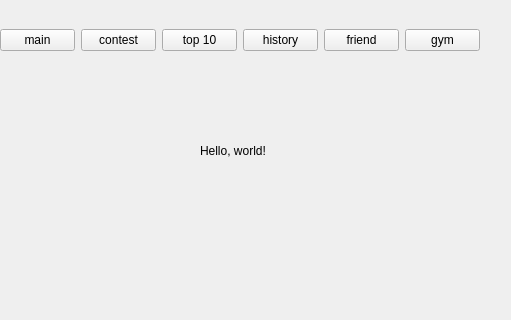
Qt form main.ui (trantienkhoa13/pta6final) before a commit; both pictures show x 0 to 511 and y 120 to 440 of the 511 by 600 pixel window.
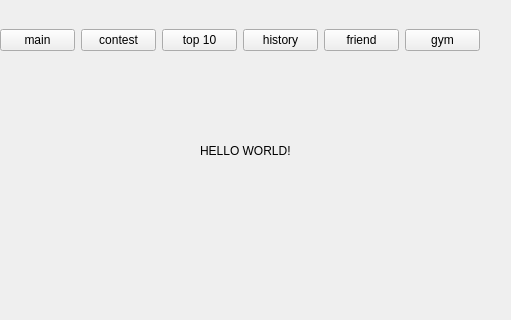
The same form after that commit. Icons and pictures are not drawn.

```diff
--- a/main.ui
+++ b/main.ui
@@ -97,7 +97,7 @@
    <widget class="QLabel" name="talkcloud">
     <property name="geometry">
      <rect>
-      <x>160</x>
+      <x>140</x>
       <y>220</y>
       <width>171</width>
       <height>121</height>
@@ -130,7 +130,7 @@
     <property name="geometry">
      <rect>
       <x>-20</x>
-      <y>270</y>
+      <y>290</y>
       <width>261</width>
       <height>201</height>
      </rect>
@@ -161,7 +161,7 @@
      </rect>
     </property>
     <property name="text">
-     <string>Hello, world!</string>
+     <string>HELLO WORLD!</string>
     </property>
    </widget>
   </widget>
```
Left out of the diff: 4 changed lines with no effect on the pictures.
